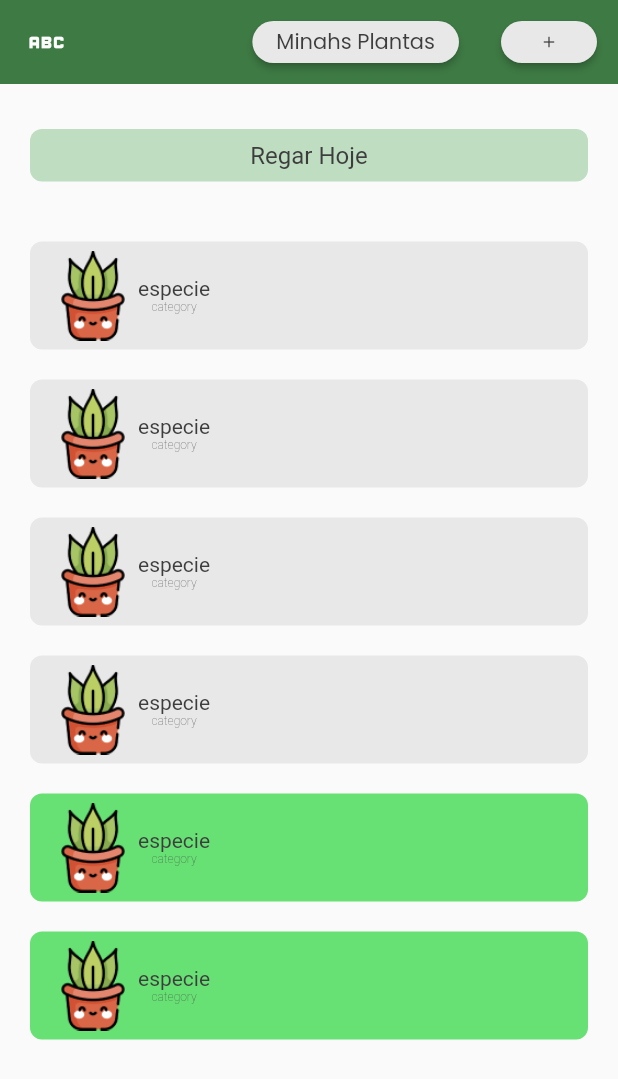
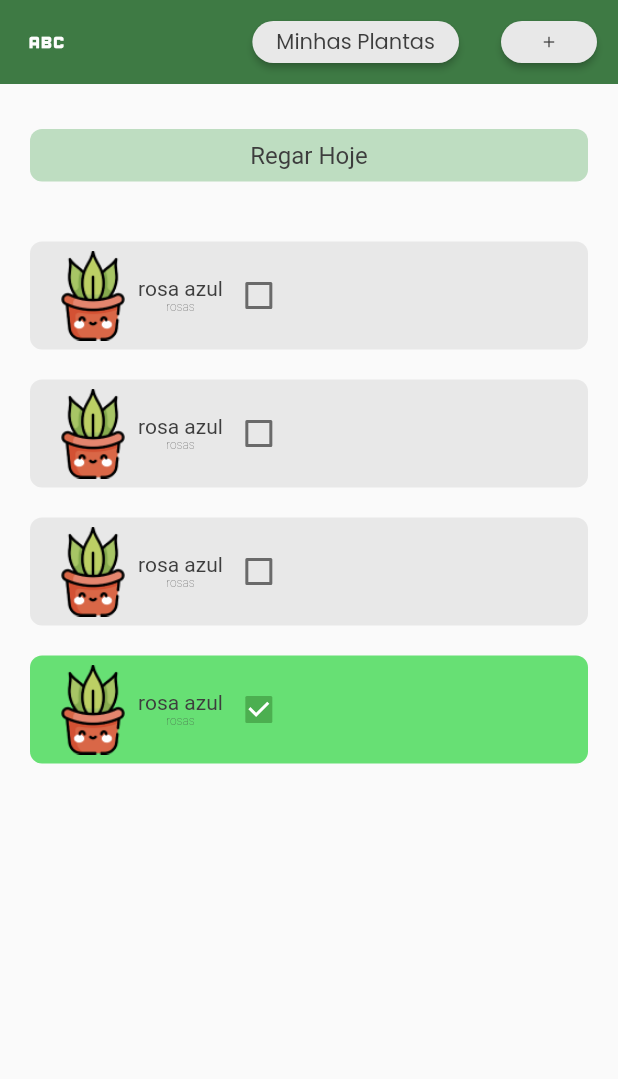
Before and after one commit to karoldm/myplants, a Flutter app: the screen it shows after launch, on a phone screen of 412 x 824 dp. Shown: the top 1079 px of the screen. Run offline on Flutter 3.47's test engine with Material 2 defaults, Android fonts, the light colour scheme and no system bars.

Commit message:
Widget plant to water card

```diff
--- /dev/null
+++ b/lib/models/PlantWater.dart
@@ -0,0 +1,18 @@
+class PlantWater {
+  bool watered;
+  final int? id;
+  final String especie;
+  final String category;
+  final String photoPath;
+
+  PlantWater(
+      {required this.watered,
+      required this.id,
+      required this.especie,
+      required this.category,
+      required this.photoPath});
+
+  void setWatered(bool watered) {
+    this.watered = watered;
+  }
+}
--- a/lib/screens/home/HomeScreen.dart
+++ b/lib/screens/home/HomeScreen.dart
@@ -1,26 +1,11 @@
 import 'package:flutter/material.dart';
+
+import '../../models/PlantWater.dart';
+
 import 'package:myplants/themes/FontThemes.dart';
-
 import '../../themes/ColorThemes.dart';
 
-class WaterPlants {
-  bool watered;
-  final int? id;
-  final String especie;
-  final String cateogry;
-  final String photoPath;
-
-  WaterPlants(
-      {required this.watered,
-      required this.id,
-      required this.especie,
-      required this.cateogry,
-      required this.photoPath});
-
-  void setWatered(bool watered) {
-    this.watered = watered;
-  }
-}
+import 'PlantWaterCard.dart';
 
 class HomeScreen extends StatefulWidget {
   const HomeScreen({super.key});
@@ -35,44 +20,30 @@ class _HomeScreenState extends State<HomeScreen> {
     MediaQueryData media = MediaQuery.of(context);
 
     List<dynamic> plantsWater = [
-      WaterPlants(
-          watered: false,
-          id: 0,
-          especie: 'rosa azul',
-          cateogry: 'rosas',
-          photoPath: 'assets/images/defaultPlantImage.png'),
-      WaterPlants(
+      PlantWater(
+        watered: false,
+        id: 0,
+        especie: 'rosa azul',
+        category: 'rosas',
+        photoPath: 'assets/images/defaultPlantImage.png',
+      ),
+      PlantWater(
           watered: false,
           id: 1,
           especie: 'rosa azul',
-          cateogry: 'rosas',
+          category: 'rosas',
           photoPath: 'assets/images/defaultPlantImage.png'),
-      WaterPlants(
+      PlantWater(
           watered: false,
           id: 2,
           especie: 'rosa azul',
-          cateogry: 'rosas',
+          category: 'rosas',
           photoPath: 'assets/images/defaultPlantImage.png'),
-      WaterPlants(
-          watered: false,
+      PlantWater(
+          watered: true,
           id: 3,
           especie: 'rosa azul',
-          cateogry: 'rosas',
-          photoPath: 'assets/images/defaultPlantImage.png'),
-    ];
-
-    List<dynamic> plantsWatered = [
-      WaterPlants(
-          watered: true,
-          id: 0,
-          especie: 'rosa azul',
-          cateogry: 'rosas',
-          photoPath: 'assets/images/defaultPlantImage.png'),
-      WaterPlants(
-          watered: true,
-          id: 1,
-          especie: 'rosa azul',
-          cateogry: 'rosas',
+          category: 'rosas',
           photoPath: 'assets/images/defaultPlantImage.png'),
     ];
 
@@ -89,7 +60,7 @@ class _HomeScreenState extends State<HomeScreen> {
                         shape: const StadiumBorder(),
                         backgroundColor: ColorThemes.gray),
                     onPressed: myPlants,
-                    child: const Text('Minahs Plantas',
+                    child: const Text('Minhas Plantas',
                         style: TextStyle(
                             color: ColorThemes.dark,
                             fontFamily: FontThemes.primary,
@@ -130,127 +101,14 @@ class _HomeScreenState extends State<HomeScreen> {
                             fontSize: 16)),
                   );
                 },
-                childCount: 1, // 1000 list items
+                childCount: 1,
               ),
             ),
             SliverList(
-              delegate: SliverChildBuilderDelegate(
-                (BuildContext context, int index) {
-                  return const PlantWaterCard(
-                      id: 0,
-                      especie: 'especie',
-                      category: 'category',
-                      photoPath: 'assets/images/defaultPlantImage.png');
-                },
-                childCount: 4, // 1000 list items
-              ),
-            ),
-            SliverList(
-              delegate: SliverChildBuilderDelegate(
-                (BuildContext context, int index) {
-                  return const PlantWateredCard(
-                      id: 0,
-                      especie: 'especie',
-                      category: 'category',
-                      photoPath: 'assets/images/defaultPlantImage.png');
-                },
-                childCount: 2, // 1000 list items
-              ),
-            ),
-          ],
-        ));
-  }
-}
-
-class PlantWaterCard extends StatelessWidget {
-  final int? id;
-  final String especie;
-  final String category;
-  final String photoPath;
-
-  const PlantWaterCard(
-      {super.key,
-      required this.id,
-      required this.especie,
-      required this.category,
-      required this.photoPath});
-
-  @override
-  Widget build(BuildContext context) {
-    return Container(
-        margin: const EdgeInsets.symmetric(vertical: 10, horizontal: 20),
-        padding: const EdgeInsets.symmetric(vertical: 6, horizontal: 12),
-        decoration: const BoxDecoration(
-            color: ColorThemes.gray,
-            borderRadius: BorderRadius.all(Radius.circular(8))),
-        child: Row(
-          children: [
-            Image.asset(
-              photoPath,
-              width: 60,
-            ),
-            Column(
-              children: [
-                Text(especie,
-                    style: const TextStyle(
-                        color: ColorThemes.dark,
-                        fontWeight: FontWeight.w400,
-                        fontSize: 14)),
-                Text(category,
-                    style: const TextStyle(
-                        color: ColorThemes.dark,
-                        fontWeight: FontWeight.w200,
-                        fontSize: 8))
-              ],
-            ),
-            TextButton(onPressed: () {}, child: const Text('')),
-          ],
-        ));
-  }
-}
-
-class PlantWateredCard extends StatelessWidget {
-  final int? id;
-  final String especie;
-  final String category;
-  final String photoPath;
-
-  const PlantWateredCard(
-      {super.key,
-      required this.id,
-      required this.especie,
-      required this.category,
-      required this.photoPath});
-
-  @override
-  Widget build(BuildContext context) {
-    return Container(
-        margin: const EdgeInsets.symmetric(vertical: 10, horizontal: 20),
-        padding: const EdgeInsets.symmetric(vertical: 6, horizontal: 12),
-        decoration: const BoxDecoration(
-            color: ColorThemes.mediumGreen,
-            borderRadius: BorderRadius.all(Radius.circular(8))),
-        child: Row(
-          children: [
-            Image.asset(
-              photoPath,
-              width: 60,
-            ),
-            Column(
-              children: [
-                Text(especie,
-                    style: const TextStyle(
-                        color: ColorThemes.dark,
-                        fontWeight: FontWeight.w400,
-                        fontSize: 14)),
-                Text(category,
-                    style: const TextStyle(
-                        color: ColorThemes.dark,
-                        fontWeight: FontWeight.w200,
-                        fontSize: 8))
-              ],
-            ),
-            TextButton(onPressed: () {}, child: const Text('')),
+                delegate: SliverChildBuilderDelegate(
+                    (BuildContext context, int index) {
+              return PlantWaterCard(plant: plantsWater[index]);
+            }, childCount: plantsWater.length))
           ],
         ));
   }
--- /dev/null
+++ b/lib/screens/home/PlantWaterCard.dart
@@ -0,0 +1,66 @@
+import 'package:flutter/material.dart';
+
+import '../../themes/ColorThemes.dart';
+
+import '../../models/PlantWater.dart';
+
+class PlantWaterCard extends StatefulWidget {
+  PlantWater plant;
+
+  PlantWaterCard({super.key, required this.plant});
+
+  @override
+  State<StatefulWidget> createState() => PlantWaterCardState(plant: plant);
+}
+
+class PlantWaterCardState extends State<PlantWaterCard> {
+  PlantWater plant;
+
+  PlantWaterCardState({required this.plant});
+
+  bool check = false;
+
+  @override
+  Widget build(BuildContext context) {
+    return Container(
+        margin: const EdgeInsets.symmetric(vertical: 10, horizontal: 20),
+        padding: const EdgeInsets.symmetric(vertical: 6, horizontal: 12),
+        decoration: plant.watered
+            ? const BoxDecoration(
+                color: ColorThemes.mediumGreen,
+                borderRadius: BorderRadius.all(Radius.circular(8)))
+            : const BoxDecoration(
+                color: ColorThemes.gray,
+                borderRadius: BorderRadius.all(Radius.circular(8))),
+        child: Row(
+          children: [
+            Image.asset(
+              plant.photoPath,
+              width: 60,
+            ),
+            Column(
+              children: [
+                Text(plant.especie,
+                    style: const TextStyle(
+                        color: ColorThemes.dark,
+                        fontWeight: FontWeight.w400,
+                        fontSize: 14)),
+                Text(plant.category,
+                    style: const TextStyle(
+                        color: ColorThemes.dark,
+                        fontWeight: FontWeight.w200,
+                        fontSize: 8))
+              ],
+            ),
+            Checkbox(
+                value: plant.watered,
+                onChanged: (bool? value) {
+                  setState(() {
+                    plant.setWatered(value!);
+                  });
+                  //mudar lista de plantas regadas no banco
+                }),
+          ],
+        ));
+  }
+}
```
